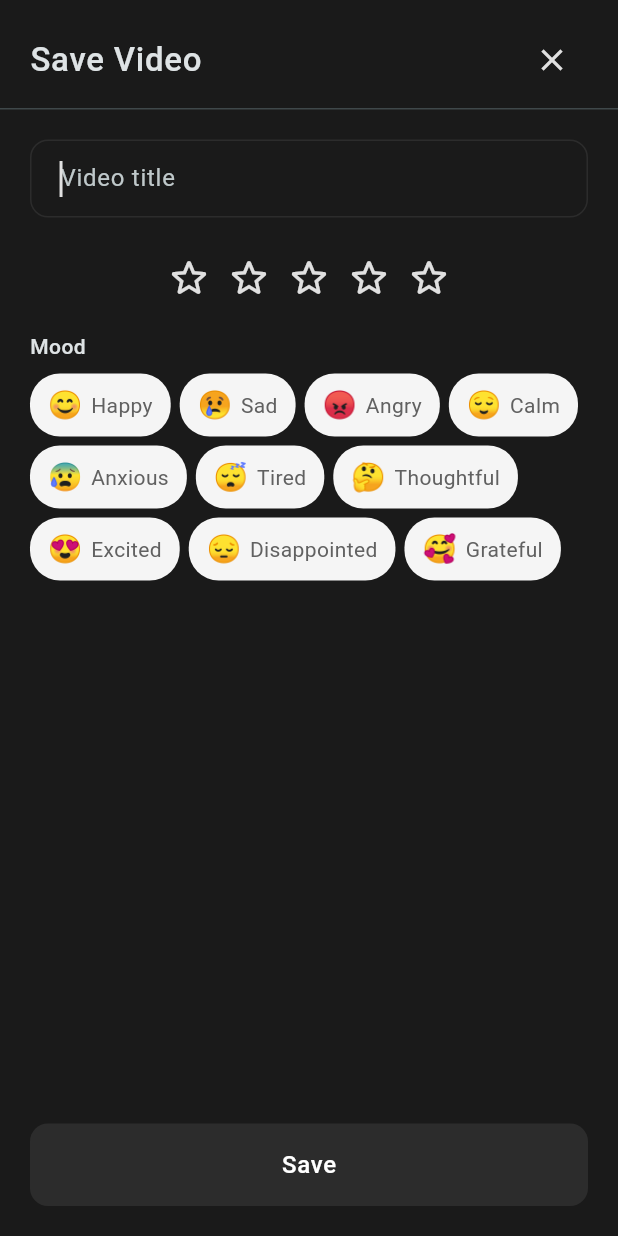
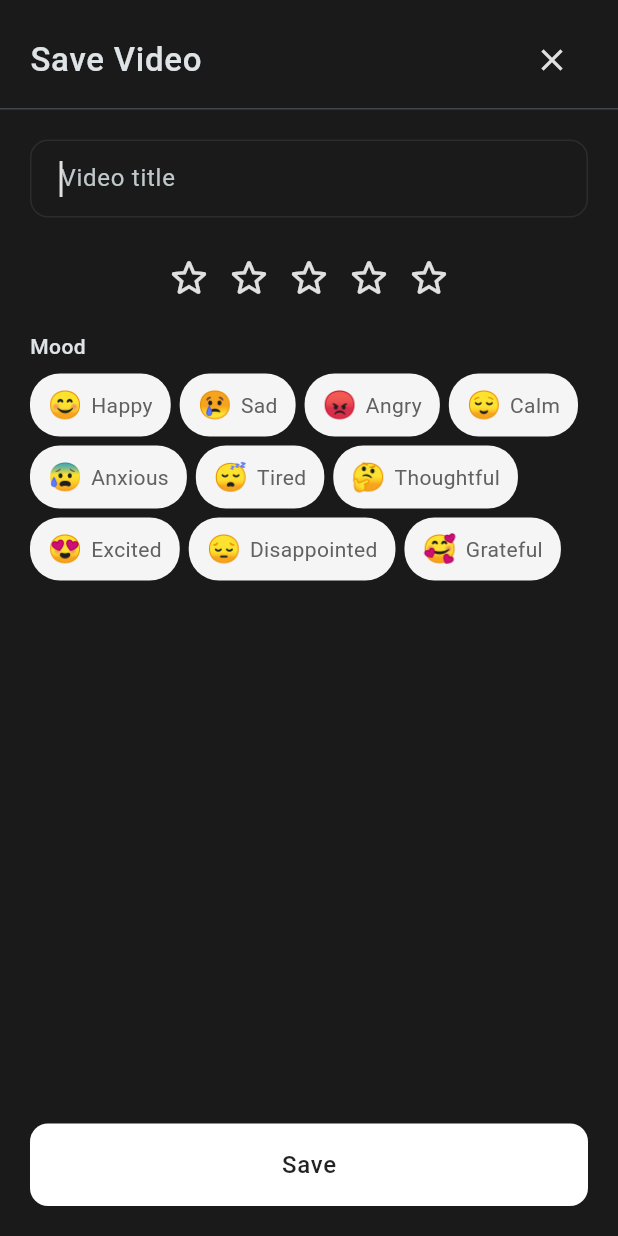
Before and after one commit to kargalar/video_diary, a Flutter app: the VideoEditBottomSheet widget shown alone on an empty page, opened directly, on a phone screen of 412 x 824 dp. Run offline on Flutter 3.47's test engine with Material 3 defaults, Android fonts, the light colour scheme and no system bars; our stand-ins replace camera, flutter_local_notifications, flutter_slidable, flutter_timezone, hive_flutter, permission_handler and 4 more; missing offline and left inert: file_selector, video_thumbnail; accounts and stored records are empty.

Commit message:
some fixes

```diff
--- a/lib/features/diary/view/widgets/video_edit_bottom_sheet.dart
+++ b/lib/features/diary/view/widgets/video_edit_bottom_sheet.dart
@@ -266,8 +266,8 @@ class _VideoEditBottomSheetState extends State<VideoEditBottomSheet> {
                             Navigator.pop(context, _getResult());
                           },
                           style: ElevatedButton.styleFrom(
-                            backgroundColor: const Color(0xFF2C2C2C),
-                            foregroundColor: Colors.white,
+                            backgroundColor: Colors.white,
+                            foregroundColor: Colors.black87,
                             shape: RoundedRectangleBorder(borderRadius: BorderRadius.circular(12)),
                             padding: const EdgeInsets.symmetric(vertical: 16),
                           ),
@@ -275,20 +275,20 @@ class _VideoEditBottomSheetState extends State<VideoEditBottomSheet> {
                         ),
                       )
                     : widget.showDeleteButton
-                    ? SizedBox(
-                        width: double.infinity,
-                        child: OutlinedButton(
+                    ? Align(
+                        alignment: Alignment.centerRight,
+                        child: SizedBox(
+                          width: 48,
+                          height: 48,
+                          child: IconButton(
+                            icon: const Icon(Icons.delete_outline, color: Colors.red, size: 22),
                             onPressed: () {
                               Navigator.pop(context, {'delete': true});
                             },
-                          style: OutlinedButton.styleFrom(
+                            style: IconButton.styleFrom(
                               side: const BorderSide(color: Colors.red),
                               shape: RoundedRectangleBorder(borderRadius: BorderRadius.circular(12)),
-                            padding: const EdgeInsets.symmetric(vertical: 16),
                             ),
-                          child: const Text(
-                            'Delete',
-                            style: TextStyle(fontSize: 16, fontWeight: FontWeight.w500, letterSpacing: 0.5, color: Colors.red),
                           ),
                         ),
                       )
--- a/lib/features/diary/view/widgets/video_grid_item.dart
+++ b/lib/features/diary/view/widgets/video_grid_item.dart
@@ -26,6 +26,10 @@ class VideoGridItem extends StatelessWidget {
 
     return Slidable(
       key: ValueKey(path),
+      startActionPane: ActionPane(
+        motion: const ScrollMotion(),
+        children: [SlidableAction(onPressed: (context) => _openEditBottomSheet(context), backgroundColor: Colors.blue, foregroundColor: Colors.white, icon: Icons.edit, label: 'Edit', borderRadius: BorderRadius.circular(16))],
+      ),
       endActionPane: ActionPane(
         motion: const ScrollMotion(),
         children: [SlidableAction(onPressed: (context) => onDelete(), backgroundColor: Colors.red, foregroundColor: Colors.white, icon: Icons.delete, label: 'Delete', borderRadius: BorderRadius.circular(16))],
--- a/lib/features/settings/viewmodel/settings_view_model.dart
+++ b/lib/features/settings/viewmodel/settings_view_model.dart
@@ -21,8 +21,10 @@ class SettingsViewModel extends ChangeNotifier {
 
   Future<void> pickDirectory() async {
     final selected = await _storage.pickDirectory(initialDirectory: state.storageDirectory);
-    _state = _state.copyWith(storageDirectory: selected);
-    await _repo.save(_state);
+    if (selected != null) {
+      _state = _state.copyWith(storageDirectory: selected);
+      await _repo.save(_state);
+    }
     notifyListeners();
   }
 
```
Also changed, not shown: lib/features/diary/view/recording_page.dart (+48 -16 lines), lib/features/diary/view/widgets/bottom_action_buttons.dart (+16 -0 lines), lib/features/diary/viewmodel/diary_view_model.dart (+19 -0 lines), lib/services/storage_service.dart (+4 -5 lines), 1 other file. Lines whose indentation alone changed are shown as unchanged.
